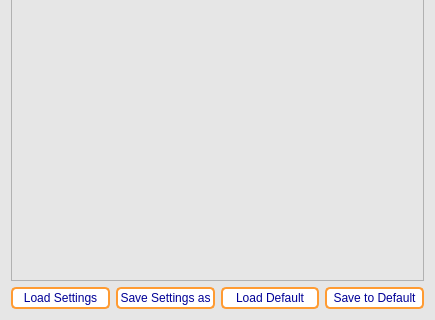
Qt form GUI_files/Settings_widget.ui (goegilein/Controller) before a commit; both pictures show x 0 to 435 and y 213 to 533 of the 435 by 533 pixel window.
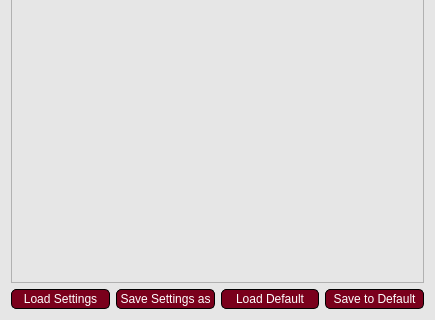
The same form after that commit.

Commit message: fixed bugs with toolhead settings and run bounding box

```diff
--- a/GUI_files/Settings_widget.ui
+++ b/GUI_files/Settings_widget.ui
@@ -16,13 +16,21 @@
   <property name="styleSheet">
    <string notr="true">QWidget{
 background-color: rgb(230,230,230);
+}
 
+QGroupBox{
+color:  rgb(80, 0, 19);  /* Text color */
+font-weight: bold;  /* Bold text */
+}
+
+QLabel{
+color:  rgb(80, 0, 19);;  /* Text color */
 }
 
 QPushButton {
-	background-color: rgb(255,255,255);  /* Background color */
-    color: rgb(0, 0, 150);  /* Text color */
-    border: 2px solid rgb(255,155, 50);  /* Border color */
+	background-color: rgb(122,0,28);  /* Background color */
+	border: 1px solid rgb(0, 0, 0);
+    color: rgb(255, 255, 255);  /* Text color */
     border-radius: 5px;  /* Rounded edges */
 	padding: 2px;
 }
@@ -38,59 +46,51 @@
 	border: 3px solid rgb(205, 85, 0);
 }
 QPushButton:clicked {
-   background-color: rgb(200, 200, 210);  /* Background color when pressed */
-	border:  rgb(205, 85, 0);
+   background-color: rgb(80,0,19);  /* Background color when pressed */
+	border-color:  rgb(0,0, 0);
 }
 
 QPushButton:checked {
-    background-color: rgb(220,120, 15);
-	border: 3px solid rgb(205, 105, 0);
+    background-color: rgb(255,255,255);
+	color:  rgb(80, 0, 19);
+	border: 2px solid rgb(122, 0, 28);
 	font-weight: bold;  /* Bold text */
 }
 
 QPushButton:disabled {
-    background-color: rgb(220,220, 220);
-	border: 3px solid rgb(205, 105, 0);
-	font-weight: bold;  /* Bold text */
+    background-color: rgb(180,180, 180);
+	border: 1px solid rgb(0, 0,0);
 }
 
 QDoubleSpinBox:enabled{
 background-color: rgb(255,255,255);
-color: rgb(0, 0, 150);  /* Text color */
-border: 1px solid rgb(255,255,255);  /* Border color */
-border-radius: 1px;  /* Rounded edges */
+color:  rgb(80, 0, 19);  /* Text color */
+border: 1px solid  rgb(122, 0, 28);  /* Border color */
+border-radius: 5px;  /* Rounded edges */
 padding : 2px;
 }
 QDoubleSpinBox:disabled{
-color: rgb(0, 0, 200);  /* Text color */
+color: rgb(80, 0, 19);  /* Text color */
 border: 1px solid rgb(255,255,255);  /* Border color */
-border-radius: 1px;  /* Rounded edges */
+border-radius: 5px;  /* Rounded edges */
 padding : 2px;
 }
 
 QSpinBox:enabled{
 background-color: rgb(255,255,255);
-color: rgb(0, 0, 150);  /* Text color */
-border: 1px solid rgb(255,255,255);  /* Border color */
-border-radius: 1px;  /* Rounded edges */
+color:  rgb(80, 0, 19);  /* Text color */
+border: 1px solid  rgb(122, 0, 28);  /* Border color */
+border-radius: 5px;  /* Rounded edges */
 padding : 2px;
+
 }
 QSpinBox:disabled{
-color: rgb(0, 0, 200);  /* Text color */
+color: rgb(80, 0, 19);  /* Text color */
 border: 1px solid rgb(255,255,255);  /* Border color */
-border-radius: 1px;  /* Rounded edges */
+border-radius: 5px;  /* Rounded edges */
 padding : 2px;
 }
 
-QGroupBox{
-color: rgb(0, 0, 150);  /* Text color */
-font-weight: bold;  /* Bold text */
-}
-
-QLabel{
-color: rgb(0, 0, 150);  /* Text color */
-}
-
 QPlainTextEdit{
 background-color: rgb(255,255,255);
 border-radius: 5px;  /* Rounded edges */
@@ -98,31 +98,31 @@
 
 QLineEdit:endabled{
 background-color: rgb(255,255,255);
-color: rgb(0, 0, 150);  /* Text color */
-border: 3px solid rgb(255,155,50);  /* Border color */
+color:  rgb(80, 0, 19);  /* Text color */
+border: 1px solid rgb(0,0,0);  /* Border color */
 border-radius: 5px;  /* Rounded edges */
 padding : 2px;
 }
 
 QLineEdit:disabled{
 background-color: rgb(230,230,230);
-color: rgb(0, 0, 150);  /* Text color */
-border: 1px solid rgb(255,255,255);  /* Border color */
+color:  rgb(80, 0, 19);  /* Text color */
+border: 1px solid rgb(0,0,0);  /* Border color */
 border-radius: 5px;  /* Rounded edges */
 padding : 2px;
 }
 
 QComboBox{
-background-color: rgb(220,220,220);
-color: rgb(0, 0, 150);  /* Text color */
-border: 3px solid rgb(255,155,50);  /* Border color */
+background-color: rgb(255,255,255);
+color:  rgb(80, 0, 19);  /* Text color */
+border: 1px solid rgb(0,0,0);  /* Border color */
 border-radius: 5px;  /* Rounded edges */
 padding : 2px;
 }
 
 QTabBar::tab {
-    color: rgb(0, 0, 150); 
-    border: 2px solid rgb(255,155,50);
+    color:  rgb(80, 0, 19); 
+    border: 1px solid rgb(122,0,28);
     padding: 5px;
     border-top-left-radius: 5px;
     border-top-right-radius: 5px;
@@ -130,16 +130,17 @@
 }
 
 QTabBar::tab:selected {
-    color:rgb(0, 0, 150); 
+    color:  rgb(80, 0, 19); 
     background-color: rgb(255, 255, 255); ;
     font-weight: bold;
-	border: 3px solid rgb(235, 135, 30);
+	border: 2px solid rgb(122, 0, 28);
 }
 
 QTabBar::tab:hover {
-    color: rgb(0, 0, 200); /* Slightly lighter orange */
-	background-color: rgb(245, 245, 255); ;
-}</string>
+    color:  rgb(122, 0, 28); /* Slightly lighter orange */
+	background-color: rgb(245, 245, 245); ;
+}
+</string>
   </property>
   <layout class="QGridLayout" name="gridLayout" columnstretch="0,0,0,0">
    <item row="1" column="1">
@@ -181,7 +182,7 @@
         <x>0</x>
         <y>0</y>
         <width>415</width>
-        <height>486</height>
+        <height>488</height>
        </rect>
       </property>
       <layout class="QVBoxLayout" name="verticalLayout"/>
```
Left out of the diff: 10 changed lines with no effect on the pictures. The commit also changes 41 other files.
